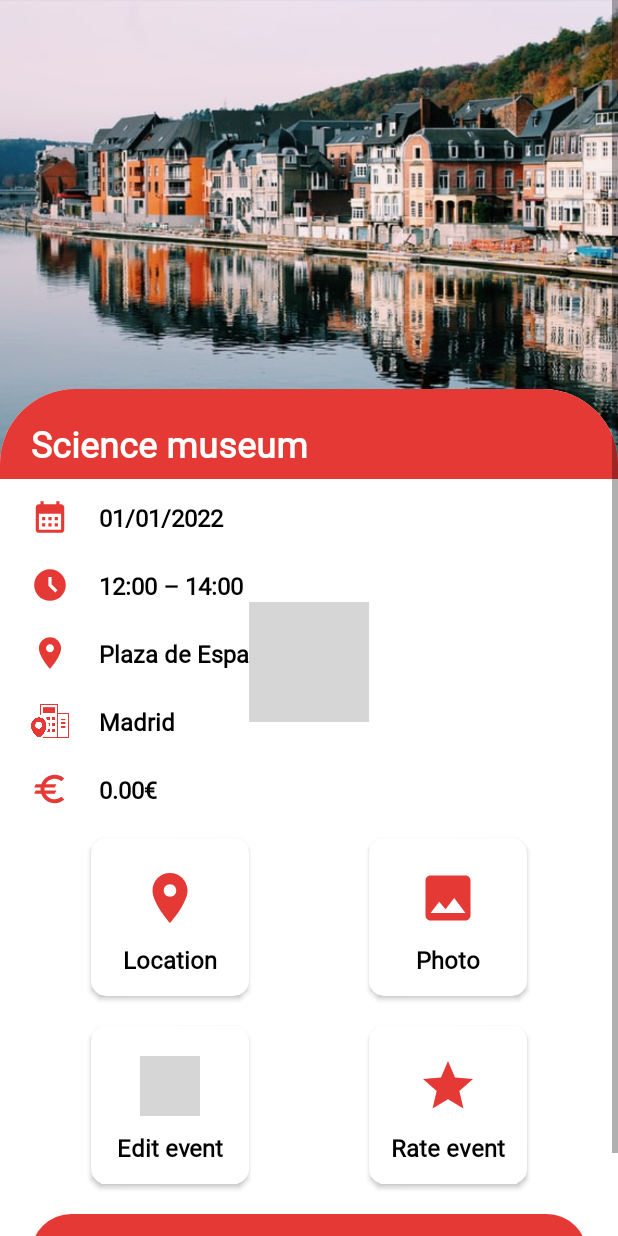
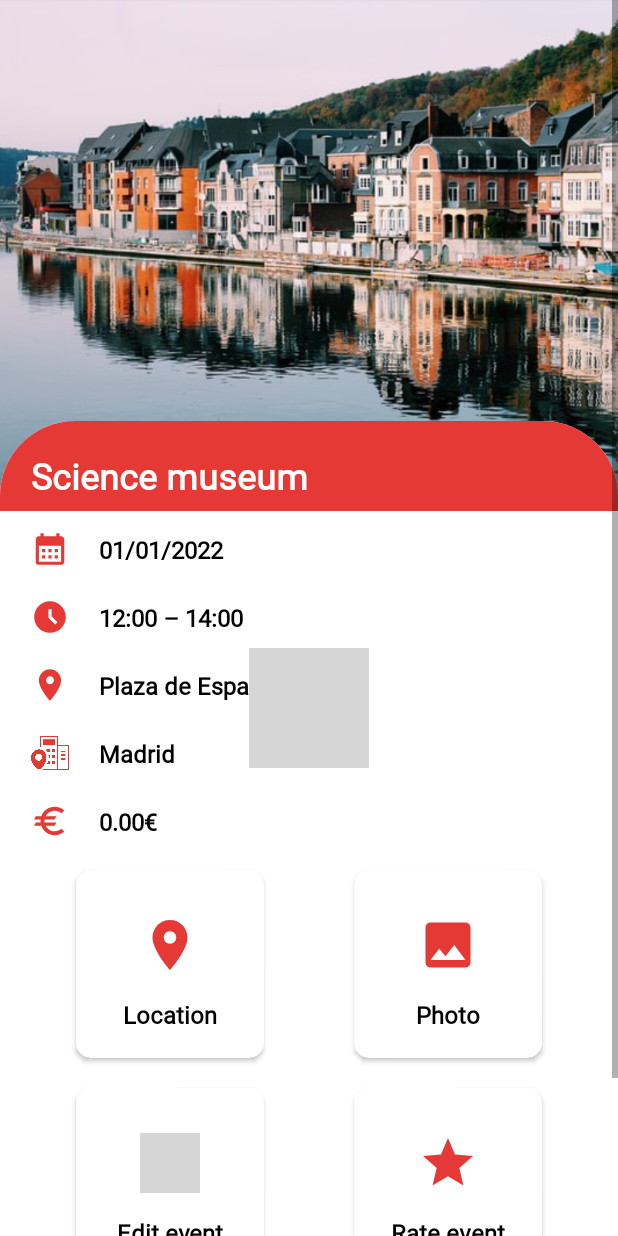
Before and after one commit to LuisPalencia/TraveLink, an Android app: the layout fragment_event_details.xml on its own in the app's theme, with its tools: preview values and no code run, on a phone screen of 412 x 824 dp. Run offline under Robolectric (Android 15) with nearby library versions, the phone set to English and light mode, and no system bars; plain views replace LoadingAnimation; grey boxes are pictures that could not be loaded.

Commit message:
[WIP] - Improved buttons layout in the event details fragment

```diff
--- a/app/src/main/res/layout/fragment_event_details.xml
+++ b/app/src/main/res/layout/fragment_event_details.xml
@@ -221,16 +221,14 @@
                 android:id="@+id/cardViewLocationEvent"
                 android:layout_width="0dp"
                 android:layout_height="0dp"
-
-                android:layout_marginStart="40dp"
+                android:layout_marginStart="30dp"
+                android:layout_marginEnd="30dp"
                 android:layout_marginTop="20dp"
-                android:layout_marginEnd="40dp"
                 android:clickable="true"
                 android:elevation="10dp"
                 android:foreground="?android:attr/selectableItemBackground"
                 app:cardCornerRadius="10dp"
                 app:layout_constraintDimensionRatio="1:1"
-
                 app:layout_constraintEnd_toEndOf="@id/middleGuideline"
                 app:layout_constraintStart_toStartOf="@id/startGuideline"
                 app:layout_constraintTop_toBottomOf="@id/imageViewPrice">
@@ -243,7 +241,7 @@
                         android:id="@+id/imageViewLocationEvent"
                         android:layout_width="40dp"
                         android:layout_height="40dp"
-                        android:layout_marginTop="20dp"
+                        android:layout_marginTop="30dp"
                         android:src="@drawable/ic_location"
                         app:layout_constraintEnd_toEndOf="parent"
                         app:layout_constraintStart_toStartOf="parent"
@@ -254,7 +252,7 @@
                         android:id="@+id/textViewEvents"
                         android:layout_width="wrap_content"
                         android:layout_height="wrap_content"
-                        android:layout_marginTop="10dp"
+                        android:layout_marginTop="15dp"
                         android:text="@string/location"
                         android:textSize="16sp"
                         android:textStyle="bold"
@@ -269,16 +267,14 @@
                 android:id="@+id/cardViewPhotoEvent"
                 android:layout_width="0dp"
                 android:layout_height="0dp"
-
-                android:layout_marginStart="40dp"
+                android:layout_marginStart="30dp"
+                android:layout_marginEnd="30dp"
                 android:layout_marginTop="20dp"
-                android:layout_marginEnd="40dp"
                 android:clickable="true"
                 android:elevation="10dp"
                 android:foreground="?android:attr/selectableItemBackground"
                 app:cardCornerRadius="10dp"
                 app:layout_constraintDimensionRatio="1:1"
-
                 app:layout_constraintEnd_toEndOf="@id/endGuideline"
                 app:layout_constraintStart_toStartOf="@id/middleGuideline"
                 app:layout_constraintTop_toBottomOf="@id/imageViewPrice">
@@ -291,7 +287,7 @@
                         android:id="@+id/imageViewPhotoEvent"
                         android:layout_width="40dp"
                         android:layout_height="40dp"
-                        android:layout_marginTop="20dp"
+                        android:layout_marginTop="30dp"
                         android:src="@drawable/ic_photo"
                         app:layout_constraintEnd_toEndOf="parent"
                         app:layout_constraintStart_toStartOf="parent"
@@ -302,7 +298,7 @@
                         android:id="@+id/textViewPhotoEvent"
                         android:layout_width="wrap_content"
                         android:layout_height="wrap_content"
-                        android:layout_marginTop="10dp"
+                        android:layout_marginTop="15dp"
                         android:text="@string/photo"
                         android:textSize="16sp"
                         android:textStyle="bold"
@@ -318,16 +314,14 @@
                 android:id="@+id/cardViewEditEvent"
                 android:layout_width="0dp"
                 android:layout_height="0dp"
-
-                android:layout_marginStart="40dp"
+                android:layout_marginStart="30dp"
+                android:layout_marginEnd="30dp"
                 android:layout_marginTop="20dp"
-                android:layout_marginEnd="40dp"
                 android:clickable="true"
                 android:elevation="10dp"
                 android:foreground="?android:attr/selectableItemBackground"
                 app:cardCornerRadius="10dp"
                 app:layout_constraintDimensionRatio="1:1"
-
                 app:layout_constraintEnd_toEndOf="@id/middleGuideline"
                 app:layout_constraintStart_toStartOf="@id/startGuideline"
                 app:layout_constraintTop_toBottomOf="@id/cardViewLocationEvent">
@@ -340,7 +334,7 @@
                         android:id="@+id/imageViewEditEvent"
                         android:layout_width="40dp"
                         android:layout_height="40dp"
-                        android:layout_marginTop="20dp"
+                        android:layout_marginTop="30dp"
                         android:src="@drawable/ic_edit"
                         app:layout_constraintEnd_toEndOf="parent"
                         app:layout_constraintStart_toStartOf="parent"
@@ -351,7 +345,7 @@
                         android:id="@+id/textViewEditEvent"
                         android:layout_width="wrap_content"
                         android:layout_height="wrap_content"
-                        android:layout_marginTop="10dp"
+                        android:layout_marginTop="15dp"
                         android:text="@string/edit_event"
                         android:textSize="16sp"
                         android:textStyle="bold"
@@ -367,16 +361,14 @@
                 android:id="@+id/cardViewRateEvent"
                 android:layout_width="0dp"
                 android:layout_height="0dp"
-
-                android:layout_marginStart="40dp"
+                android:layout_marginStart="30dp"
+                android:layout_marginEnd="30dp"
                 android:layout_marginTop="20dp"
-                android:layout_marginEnd="40dp"
                 android:clickable="true"
                 android:elevation="10dp"
                 android:foreground="?android:attr/selectableItemBackground"
                 app:cardCornerRadius="10dp"
                 app:layout_constraintDimensionRatio="1:1"
-
                 app:layout_constraintEnd_toEndOf="@id/endGuideline"
                 app:layout_constraintStart_toStartOf="@id/middleGuideline"
                 app:layout_constraintTop_toBottomOf="@id/cardViewLocationEvent">
@@ -389,7 +381,7 @@
                         android:id="@+id/imageViewRateEvent"
                         android:layout_width="40dp"
                         android:layout_height="40dp"
-                        android:layout_marginTop="20dp"
+                        android:layout_marginTop="30dp"
                         android:src="@drawable/ic_star_fill"
                         app:layout_constraintEnd_toEndOf="parent"
                         app:layout_constraintStart_toStartOf="parent"
@@ -400,7 +392,7 @@
                         android:id="@+id/textViewRateEvent"
                         android:layout_width="wrap_content"
                         android:layout_height="wrap_content"
-                        android:layout_marginTop="10dp"
+                        android:layout_marginTop="15dp"
                         android:text="@string/rate_event"
                         android:textSize="16sp"
                         android:textStyle="bold"
```
